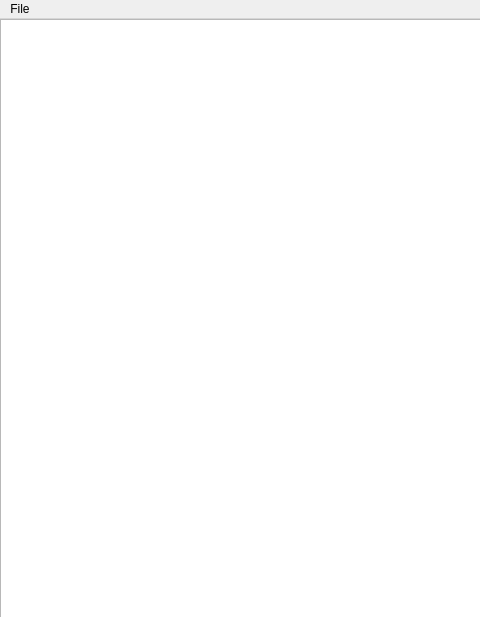
Before: the Qt Designer form cppEditor/mainwindow.ui in arkneid/cppEditor, drawn with Qt 5; both pictures show x 0 to 480 and y 0 to 617 of the 800 by 617 pixel window.
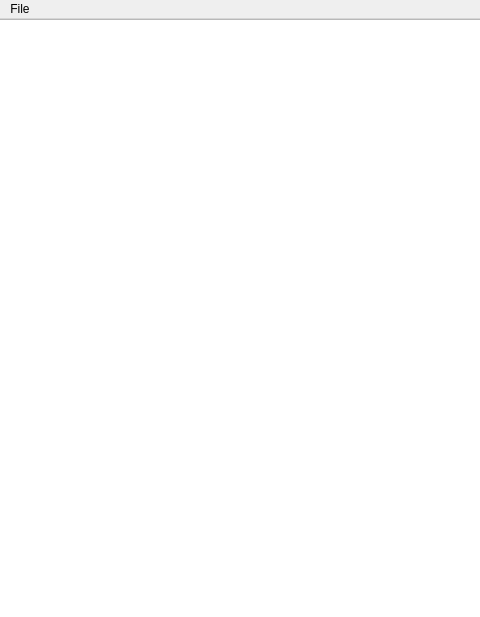
After: the same form once the commit is applied.

Commit message: Add Close button to File menu

Patch:
```diff
--- a/cppEditor/mainwindow.ui
+++ b/cppEditor/mainwindow.ui
@@ -20,12 +20,15 @@
    <widget class="QTextEdit" name="textEdit">
     <property name="geometry">
      <rect>
-      <x>0</x>
+      <x>-10</x>
       <y>0</y>
-      <width>801</width>
+      <width>811</width>
       <height>601</height>
      </rect>
     </property>
+    <property name="sizeAdjustPolicy">
+     <enum>QAbstractScrollArea::AdjustToContents</enum>
+    </property>
    </widget>
   </widget>
   <widget class="QMenuBar" name="menubar">
```
Left out of the diff: 6 changed lines with no effect on the pictures. The commit also changes 2 other files.
